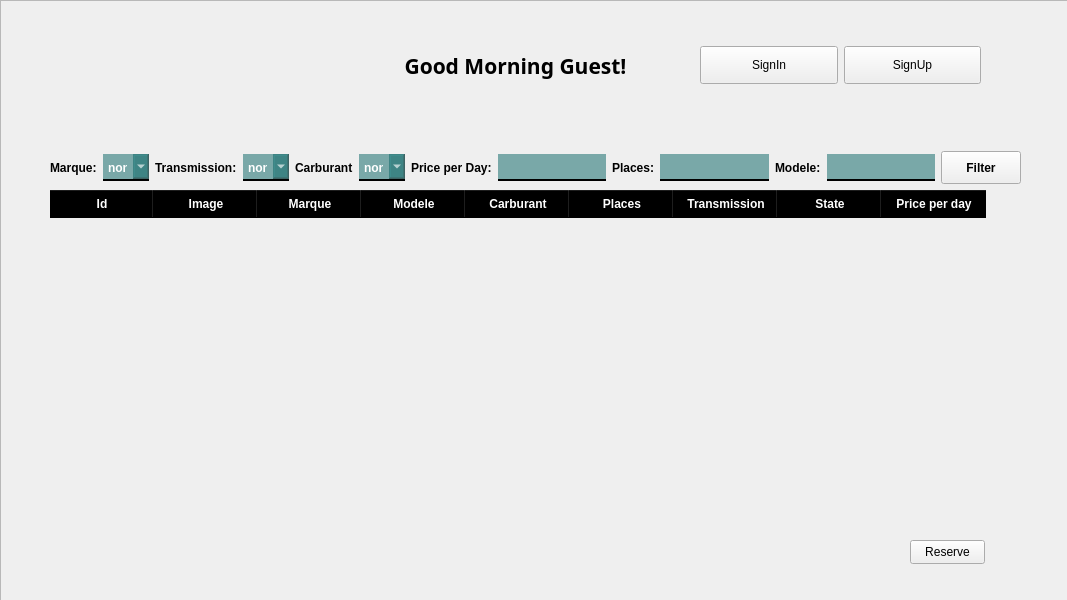
Old version of the form UI/tabw.ui in the repository Rolerdxx/Car-Rental.
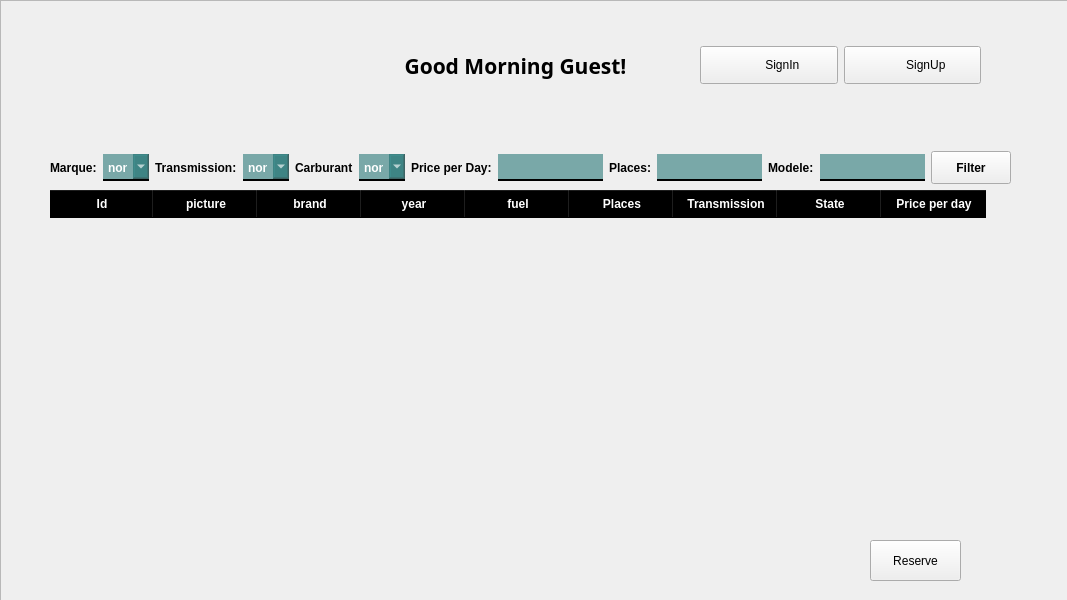
New version of the form. Icons and pictures are not drawn.

Diff of the .ui file:
```diff
--- a/UI/tabw.ui
+++ b/UI/tabw.ui
@@ -26,7 +26,7 @@
      <x>50</x>
      <y>190</y>
      <width>971</width>
-     <height>381</height>
+     <height>341</height>
     </rect>
    </property>
    <property name="styleSheet">
@@ -86,22 +86,22 @@
    </column>
    <column>
     <property name="text">
-     <string>Image</string>
+     <string>picture</string>
     </property>
    </column>
    <column>
     <property name="text">
-     <string>Marque</string>
+     <string>brand</string>
     </property>
    </column>
    <column>
     <property name="text">
-     <string>Modele</string>
+     <string>year</string>
     </property>
    </column>
    <column>
     <property name="text">
-     <string>Carburant</string>
+     <string>fuel</string>
     </property>
    </column>
    <column>
@@ -128,15 +128,25 @@
   <widget class="QPushButton" name="reserveButton">
    <property name="geometry">
     <rect>
-     <x>910</x>
+     <x>870</x>
      <y>540</y>
-     <width>75</width>
-     <height>24</height>
+     <width>91</width>
+     <height>41</height>
     </rect>
    </property>
    <property name="text">
     <string>Reserve</string>
    </property>
+   <property name="icon">
+    <iconset>
+     <normaloff>../images/reserver.png</normaloff>../images/reserver.png</iconset>
+   </property>
+   <property name="iconSize">
+    <size>
+     <width>30</width>
+     <height>30</height>
+    </size>
+   </property>
   </widget>
   <widget class="QFrame" name="frame">
    <property name="geometry">
@@ -161,7 +171,7 @@
      <rect>
       <x>50</x>
       <y>150</y>
-      <width>971</width>
+      <width>961</width>
       <height>36</height>
      </rect>
     </property>
@@ -325,6 +335,16 @@
        <property name="text">
         <string>Filter</string>
        </property>
+       <property name="icon">
+        <iconset>
+         <normaloff>../images/search.png</normaloff>../images/search.png</iconset>
+       </property>
+       <property name="iconSize">
+        <size>
+         <width>20</width>
+         <height>20</height>
+        </size>
+       </property>
       </widget>
      </item>
     </layout>
@@ -369,7 +389,17 @@
         <string notr="true">height:30px;</string>
        </property>
        <property name="text">
-        <string>SignIn</string>
+        <string>        SignIn</string>
+       </property>
+       <property name="icon">
+        <iconset>
+         <normaloff>../images/2998879.png</normaloff>../images/2998879.png</iconset>
+       </property>
+       <property name="iconSize">
+        <size>
+         <width>30</width>
+         <height>30</height>
+        </size>
        </property>
       </widget>
      </item>
@@ -379,7 +409,17 @@
         <string notr="true">height:30px;</string>
        </property>
        <property name="text">
-        <string>SignUp</string>
+        <string>        SignUp</string>
+       </property>
+       <property name="icon">
+        <iconset>
+         <normaloff>../images/icon0.png</normaloff>../images/icon0.png</iconset>
+       </property>
+       <property name="iconSize">
+        <size>
+         <width>30</width>
+         <height>30</height>
+        </size>
        </property>
       </widget>
      </item>
```
